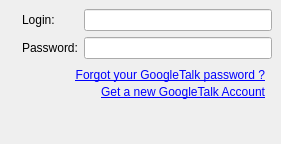
First picture: the form in wengophone/src/presentation/qt/imaccount/GoogleTalkSettings.ui, repository tkrotoff/WengoPhone, before the edit.
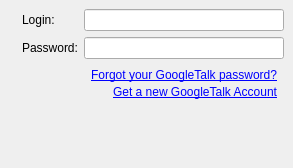
Second picture: the form after the edit. Icons and pictures are not drawn.

The edit to the form file:
```diff
--- a/wengophone/src/presentation/qt/imaccount/GoogleTalkSettings.ui
+++ b/wengophone/src/presentation/qt/imaccount/GoogleTalkSettings.ui
@@ -8,8 +8,8 @@
    <rect>
     <x>0</x>
     <y>0</y>
-    <width>281</width>
-    <height>144</height>
+    <width>293</width>
+    <height>168</height>
    </rect>
   </property>
   <property name="windowTitle" >
@@ -35,6 +35,47 @@
      </property>
     </spacer>
    </item>
+   <item row="0" column="0" >
+    <widget class="QLabel" name="label" >
+     <property name="pixmap" >
+      <pixmap resource="../wengophone.qrc" >:/pics/protocols/jabber.png</pixmap>
+     </property>
+    </widget>
+   </item>
+   <item row="0" column="1" >
+    <layout class="QGridLayout" >
+     <property name="margin" >
+      <number>0</number>
+     </property>
+     <property name="spacing" >
+      <number>6</number>
+     </property>
+     <item row="1" column="0" >
+      <widget class="QLabel" name="passwordLabel" >
+       <property name="text" >
+        <string>Password:</string>
+       </property>
+      </widget>
+     </item>
+     <item row="1" column="1" >
+      <widget class="QLineEdit" name="passwordLineEdit" >
+       <property name="echoMode" >
+        <enum>QLineEdit::Password</enum>
+       </property>
+      </widget>
+     </item>
+     <item row="0" column="1" >
+      <widget class="QLineEdit" name="loginLineEdit" />
+     </item>
+     <item row="0" column="0" >
+      <widget class="QLabel" name="loginLabel" >
+       <property name="text" >
+        <string>Login:</string>
+       </property>
+      </widget>
+     </item>
+    </layout>
+   </item>
    <item row="1" column="1" >
     <layout class="QGridLayout" >
      <property name="margin" >
@@ -49,7 +90,7 @@
         <cursor>13</cursor>
        </property>
        <property name="text" >
-        <string>&lt;span style=" text-decoration: underline; color:#0000ff;">Forgot your GoogleTalk password ?&lt;/span></string>
+        <string>&lt;span style=" text-decoration: underline; color:#0000ff;">Forgot your GoogleTalk password?&lt;/span></string>
        </property>
        <property name="textFormat" >
         <enum>Qt::AutoText</enum>
@@ -97,47 +138,6 @@
      </item>
     </layout>
    </item>
-   <item row="0" column="1" >
-    <layout class="QGridLayout" >
-     <property name="margin" >
-      <number>0</number>
-     </property>
-     <property name="spacing" >
-      <number>6</number>
-     </property>
-     <item row="1" column="0" >
-      <widget class="QLabel" name="passwordLabel" >
-       <property name="text" >
-        <string>Password:</string>
-       </property>
-      </widget>
-     </item>
-     <item row="1" column="1" >
-      <widget class="QLineEdit" name="passwordLineEdit" >
-       <property name="echoMode" >
-        <enum>QLineEdit::Password</enum>
-       </property>
-      </widget>
-     </item>
-     <item row="0" column="1" >
-      <widget class="QLineEdit" name="loginLineEdit" />
-     </item>
-     <item row="0" column="0" >
-      <widget class="QLabel" name="loginLabel" >
-       <property name="text" >
-        <string>Login:</string>
-       </property>
-      </widget>
-     </item>
-    </layout>
-   </item>
-   <item row="0" column="0" >
-    <widget class="QLabel" name="label" >
-     <property name="pixmap" >
-      <pixmap resource="../wengophone.qrc" >:/pics/protocols/jabber.png</pixmap>
-     </property>
-    </widget>
-   </item>
   </layout>
  </widget>
  <pixmapfunction></pixmapfunction>
```
